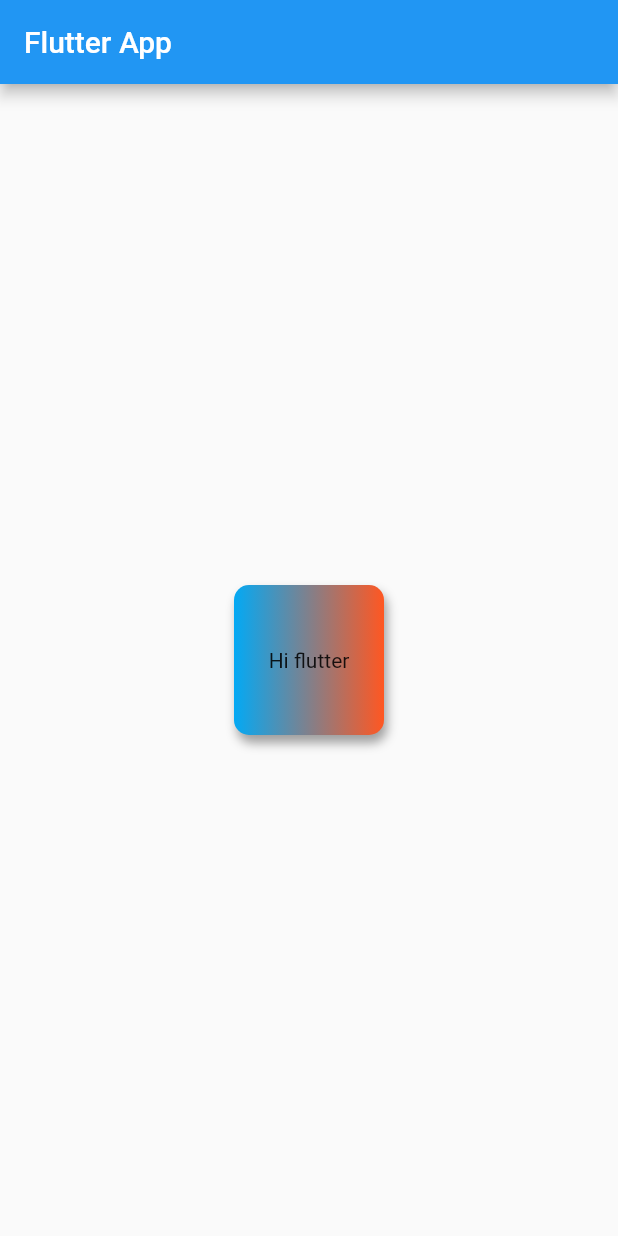
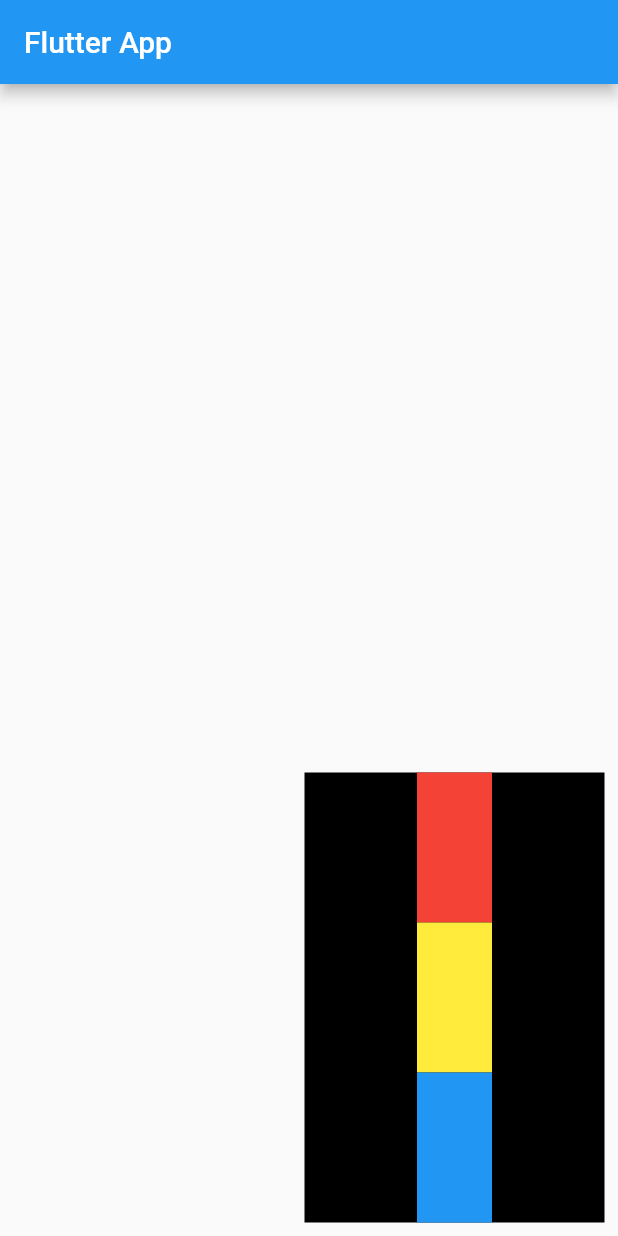
Before and after one commit to shubham298/flutter-app, a Flutter app: the screen it shows after launch, on a phone screen of 412 x 824 dp. Run offline on Flutter 3.47's test engine with Material 2 defaults, Android fonts, the phone set to English and light mode, and no system bars.

Commit message:
Understood Alignment of Containers in Rows/Columns

```diff
--- a/flutter_app/lib/main.dart
+++ b/flutter_app/lib/main.dart
@@ -15,22 +15,40 @@ class HomePage extends StatelessWidget {
       appBar: AppBar(
         title: Text("Flutter App"),
       ),
-      body: Center(
+      body: Padding(
+        padding: const EdgeInsets.all(9.0),
+        child: Align(
+          alignment: Alignment.bottomRight,
           child: Container(
-        alignment: Alignment.center,
-        decoration: BoxDecoration(
-            borderRadius: BorderRadius.circular(10),
-            color: Colors.teal,
-            boxShadow: [
-              BoxShadow(
-                  color: Colors.grey, blurRadius: 5, offset: Offset(2.0, 5.0))
-            ],
-            gradient:
-                LinearGradient(colors: [Colors.lightBlue, Colors.deepOrange])),
-        child: Text("Hi flutter"),
-        width: 100,
-        height: 100,
-      )),
+            color: Colors.black,
+            // width: MediaQuery.of(context).size.width,
+            // height: MediaQuery.of(context).size.height,
+            width: 200,
+            height: 300,
+            child: Column(
+              mainAxisAlignment: MainAxisAlignment.start,
+              crossAxisAlignment: CrossAxisAlignment.center,
+              children: [
+                Container(
+                  color: Colors.red,
+                  height: 100,
+                  width: 50,
+                ),
+                Container(
+                  color: Colors.yellow,
+                  height: 100,
+                  width: 50,
+                ),
+                Container(
+                  color: Colors.blue,
+                  height: 100,
+                  width: 50,
+                )
+              ],
+            ),
+          ),
+        ),
+      ),
     );
   }
 }
```
